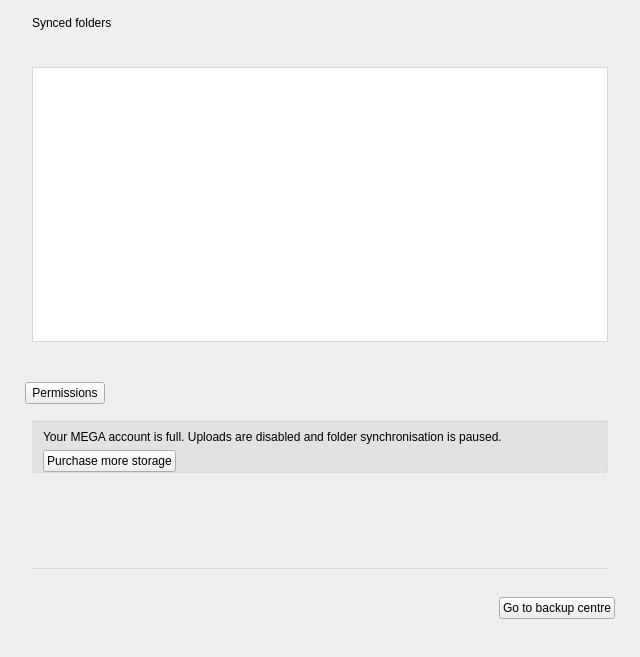
Before: the Qt Designer form src/MEGASync/gui/macx/SettingsDialog.ui in meganz/MEGAsync, drawn with Qt 5.
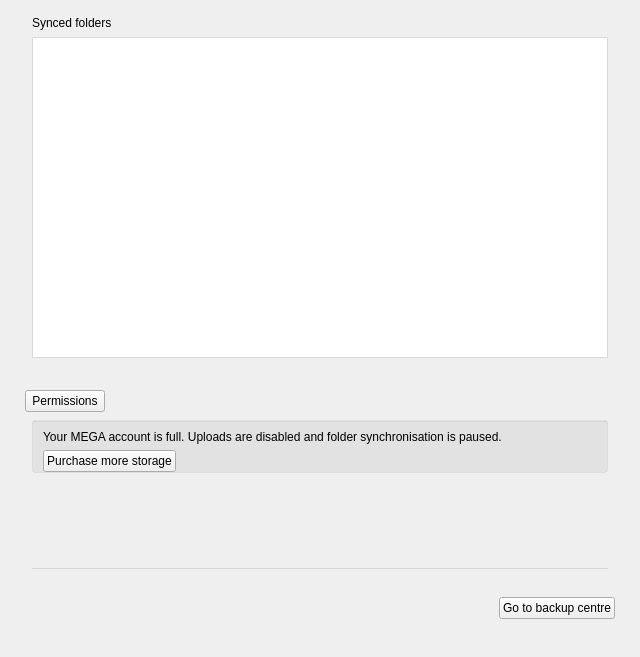
After: the same form once the commit is applied. Icons and pictures are not drawn. Custom widgets are drawn as their Qt base class.

Commit message: Fix overlap components when over storage at Syncs tab

What changed in the file:
```diff
--- a/src/MEGASync/gui/macx/SettingsDialog.ui
+++ b/src/MEGASync/gui/macx/SettingsDialog.ui
@@ -2407,18 +2407,45 @@
             </property>
            </widget>
           </item>
-          <item alignment="Qt::AlignTop">
+          <item>
+           <widget class="QWidget" name="wTableContainer" native="true">
+            <property name="minimumSize">
+             <size>
+              <width>0</width>
+              <height>0</height>
+             </size>
+            </property>
+            <layout class="QVBoxLayout" name="verticalLayout_9">
+             <property name="leftMargin">
+              <number>0</number>
+             </property>
+             <property name="topMargin">
+              <number>0</number>
+             </property>
+             <property name="rightMargin">
+              <number>0</number>
+             </property>
+             <property name="bottomMargin">
+              <number>0</number>
+             </property>
+             <item>
            <widget class="QWidget" name="wSyncsTable" native="true">
+               <property name="sizePolicy">
+                <sizepolicy hsizetype="Preferred" vsizetype="Expanding">
+                 <horstretch>0</horstretch>
+                 <verstretch>0</verstretch>
+                </sizepolicy>
+               </property>
             <property name="minimumSize">
              <size>
               <width>0</width>
-              <height>295</height>
+                 <height>0</height>
              </size>
             </property>
             <property name="maximumSize">
              <size>
               <width>16777215</width>
-              <height>295</height>
+                 <height>16777215</height>
              </size>
             </property>
             <layout class="QVBoxLayout" name="verticalLayout_56">
@@ -2706,6 +2733,9 @@
                    </spacer>
                   </item>
                  </layout>
+                   </item>
+                  </layout>
+                 </widget>
                 </item>
                </layout>
               </widget>
```
Lines whose indentation alone changed are shown as unchanged.
